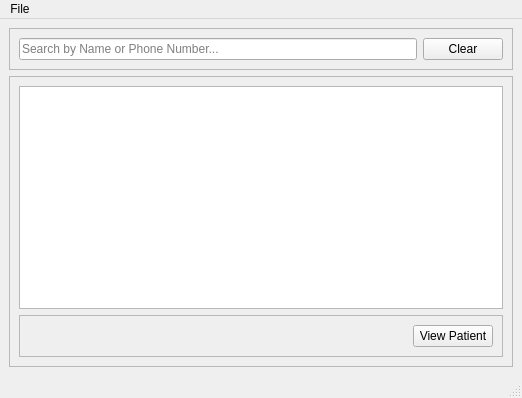
Qt form resources/assets/ui/main_window.ui (isaadsohael/FellowHomeo) before a commit.
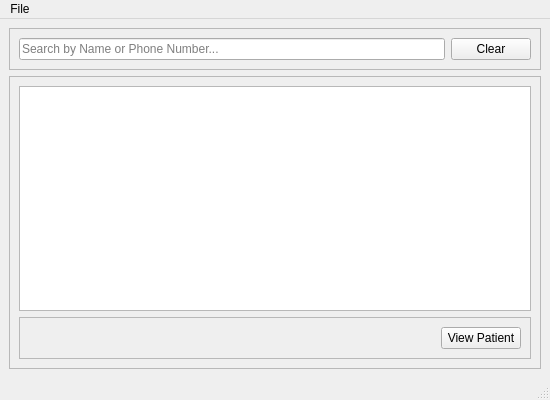
The same form after that commit.

What changed in the file:
```diff
--- a/resources/assets/ui/main_window.ui
+++ b/resources/assets/ui/main_window.ui
@@ -6,8 +6,8 @@
    <rect>
     <x>0</x>
     <y>0</y>
-    <width>522</width>
-    <height>398</height>
+    <width>550</width>
+    <height>400</height>
    </rect>
   </property>
   <property name="windowTitle">
@@ -99,7 +99,7 @@
     <rect>
      <x>0</x>
      <y>0</y>
-     <width>522</width>
+     <width>550</width>
      <height>22</height>
     </rect>
    </property>
```
